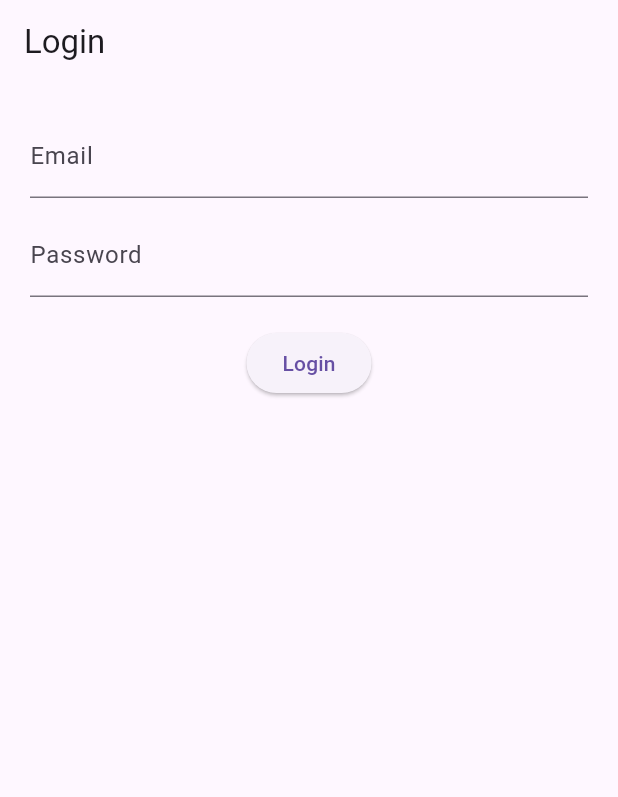
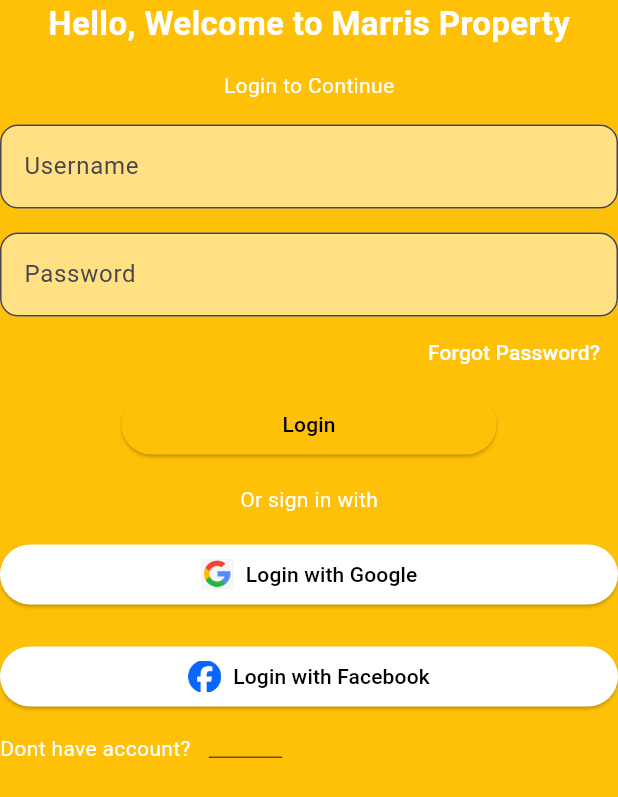
Before and after one commit to IanNmaina/property_management_group5, a Flutter app: the screen it shows after launch, on a phone screen of 412 x 824 dp. Shown: the top 797 px of the screen. Run offline on Flutter 3.47's test engine with Material 3 defaults, Android fonts, the light colour scheme and no system bars.

Commit message:
Marris LoginPage

```diff
--- a/lib/main.dart
+++ b/lib/main.dart
@@ -1,4 +1,7 @@
+// ignore_for_file: prefer_const_constructors, use_key_in_widget_constructors, prefer_const_literals_to_create_immutables, avoid_print
+
 import 'package:flutter/material.dart';
+import 'package:flutter/rendering.dart';
 
 void main() {
   runApp(MyApp());
@@ -8,6 +11,7 @@ class MyApp extends StatelessWidget {
   @override
   Widget build(BuildContext context) {
     return MaterialApp(
+      debugShowCheckedModeBanner: false, //changed
       title: 'Real Estate App',
       theme: ThemeData(
         primarySwatch: Colors.blue,
@@ -52,34 +56,178 @@ class _SplashScreenState extends State<SplashScreen> {
 class LoginPage extends StatelessWidget {
   @override
   Widget build(BuildContext context) {
-    return Scaffold(
-      appBar: AppBar(
-        title: Text('Login'),
-      ),
-      body: Padding(
-        padding: EdgeInsets.all(20.0),
-        child: Column(
+    return MaterialApp(
+      debugShowCheckedModeBanner: false,
+      home: Scaffold(
+        backgroundColor: Colors.amber,
+        body: Column(
           children: [
+            Text(
+              'Hello, Welcome to Marris Property',
+              style: TextStyle(
+                color: Colors.white,
+                fontSize: 22,
+                fontWeight: FontWeight.bold,
+              ),
+            ),
+            SizedBox(
+              height: 16,
+              //width: 50,
+              //child: Text('This is text for test sizebox'),
+            ),
+            Text(
+              'Login to Continue',
+              style: TextStyle(
+                color: Colors.white,
+              ),
+            ),
+            SizedBox(
+              height: 16,
+            ),
             TextField(
               decoration: InputDecoration(
-                labelText: 'Email',
+                hintText: 'Username',
+                border: OutlineInputBorder(
+                  borderRadius: BorderRadius.all(
+                    Radius.circular(12),
+                  ),
+                ),
+                filled: true,
+                fillColor: Colors.white.withOpacity(0.5),
               ),
             ),
-            SizedBox(height: 10),
+            SizedBox(
+              height: 16,
+            ),
             TextField(
-              obscureText: true,
               decoration: InputDecoration(
-                labelText: 'Password',
+                hintText: 'Password',
+                border: OutlineInputBorder(
+                  borderRadius: BorderRadius.all(
+                    Radius.circular(12),
+                  ),
+                ),
+                filled: true,
+                fillColor: Colors.white.withOpacity(0.5),
               ),
             ),
-            SizedBox(height: 20),
+            Align(
+              alignment: Alignment.centerRight,
+              child: TextButton(
+                onPressed: () {
+                  print('Forgot is Clicked');
+                },
+                style: TextButton.styleFrom(
+                  foregroundColor: Colors.white,
+                ),
+                child: Text('Forgot Password?'),
+              ),
+            ),
+            SizedBox(
+              width: 250,
+              child: ElevatedButton(
+                onPressed: () {
+                  print('Login is Clicked');
+                },
+                style: ElevatedButton.styleFrom(
+                  backgroundColor: Colors.amber,
+                  foregroundColor: Colors.black,
+                ),
+                child: Text('Login'),
+              ),
+            ),
+            SizedBox(
+              height: 16,
+            ),
+            Text(
+              'Or sign in with',
+              style: TextStyle(
+                color: Colors.white,
+              ),
+            ),
+            SizedBox(
+              height: 16,
+            ),
             ElevatedButton(
               onPressed: () {
-                // Handle login logic
-                Navigator.pushReplacementNamed(context, '/home');
+                print('Google is Clicked');
               },
-              child: Text('Login'),
+              style: ElevatedButton.styleFrom(
+                backgroundColor: Colors.white,
+                foregroundColor: Colors.black,
+                shape: RoundedRectangleBorder(
+                  borderRadius: BorderRadius.all(
+                    Radius.circular(20),
+                  ),
+                ),
+              ),
+              child: Row(
+                mainAxisAlignment: MainAxisAlignment.center,
+                children: [
+                  Image.asset(
+                    'assets/images/google.png',
+                    width: 22,
+                    height: 22,
+                  ),
+                  SizedBox(
+                    width: 8,
+                  ),
+                  Text('Login with Google'),
+                ],
+              ),
             ),
+            SizedBox(
+              width: 20,
+              height: 20,
+            ),
+            ElevatedButton(
+              onPressed: () {},
+              style: ElevatedButton.styleFrom(
+                backgroundColor: Colors.white,
+                foregroundColor: Colors.black,
+                shape: RoundedRectangleBorder(
+                  borderRadius: BorderRadius.all(
+                    Radius.circular(150),
+                  ),
+                ),
+              ),
+              child: Row(
+                mainAxisAlignment: MainAxisAlignment.center,
+                children: [
+                  Image.asset(
+                    'assets/images/fb.png',
+                    width: 22,
+                    height: 22,
+                  ),
+                  SizedBox(
+                    width: 8,
+                  ),
+                  Text('Login with Facebook'),
+                ],
+              ),
+            ),
+            Row(
+              children: [
+                Text(
+                  'Dont have account?',
+                  style: TextStyle(
+                    color: Colors.white,
+                  ),
+                ),
+                TextButton(
+                  onPressed: () {},
+                  style: TextButton.styleFrom(
+                    foregroundColor: Colors.amber,
+                  ),
+                  child: Text(
+                    'Sign Up',
+                    style: TextStyle(
+                      decoration: TextDecoration.underline,
+                    ),
+                  ),
+                ),
+              ],
+            )
           ],
         ),
       ),
--- a/pubspec.yaml
+++ b/pubspec.yaml
@@ -61,6 +61,8 @@ flutter:
   # To add assets to your application, add an assets section, like this:
   assets:
      - assets/logo.png
+     - assets/images/google.png
+     - assets/images/fb.png
   #   - images/a_dot_ham.jpeg
 
   # An image asset can refer to one or more resolution-specific "variants", see
```
Also changed, not shown: assets/images/fb.png (added), assets/images/google.png (added), assets/images/google1.png (added).
